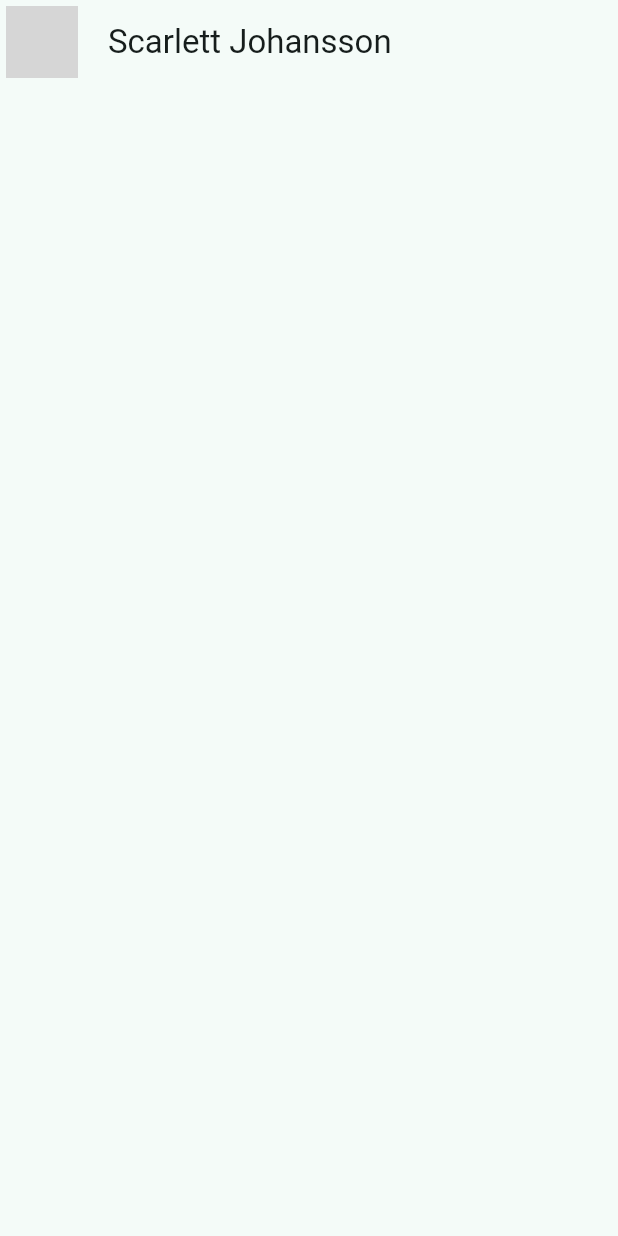
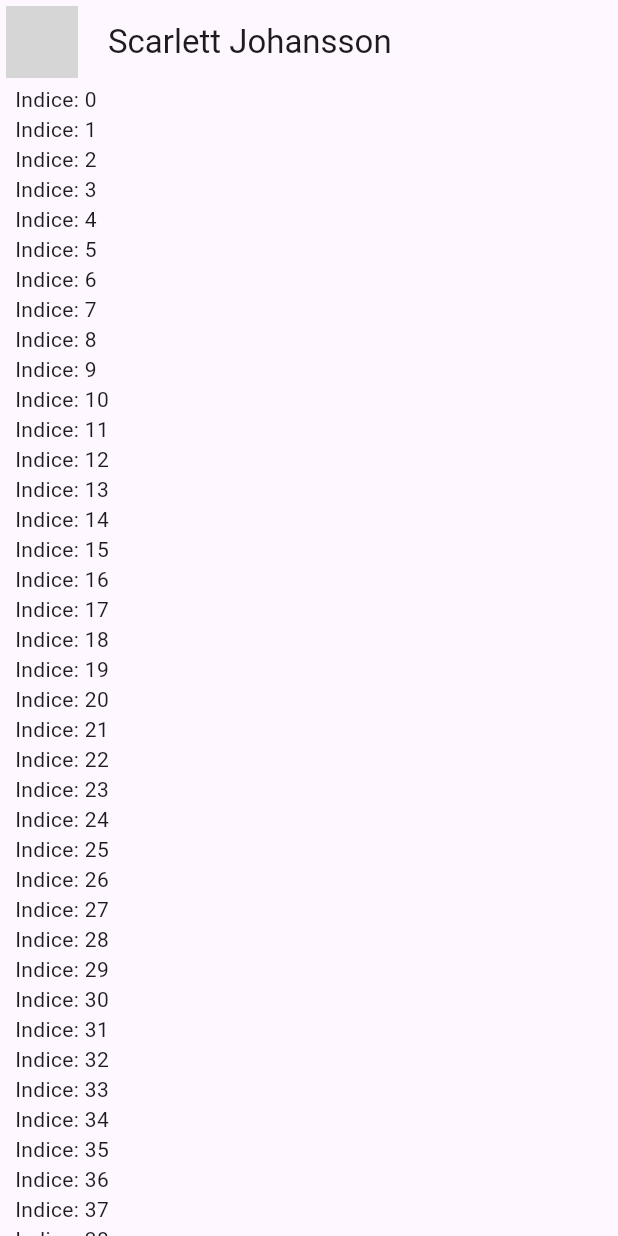
Before and after one commit to DiegoHCH/Yer-or-No, a Flutter app: the screen it shows after launch, on a phone screen of 412 x 824 dp. Run offline on Flutter 3.47's test engine with Material 2 defaults, Android fonts, the phone set to English and light mode, and no system bars; network calls fail; grey boxes are pictures that could not be loaded.

```diff
--- a/lib/main.dart
+++ b/lib/main.dart
@@ -14,7 +14,7 @@ class MyApp extends StatelessWidget {
     return MaterialApp(
       title: 'Yes No App',
       debugShowCheckedModeBanner: false,
-      theme: AppTheme(selectedColor: 8).theme(),
+      theme: AppTheme(selectedColor: 0).theme(),
       home: const ChatScreen(),
     );
   }
--- a/lib/presentation/chat/chat_screen.dart
+++ b/lib/presentation/chat/chat_screen.dart
@@ -10,12 +10,38 @@ class ChatScreen extends StatelessWidget {
         leading: const Padding(
           padding: EdgeInsets.all(4.0),
           child: CircleAvatar(
-            backgroundImage: NetworkImage('https://www.elnacional.cat/enblau/uploads/s1/40/46/30/58/scarlett-johansson.jpeg'),
+            backgroundImage: NetworkImage(
+                'https://www.elnacional.cat/enblau/uploads/s1/40/46/30/58/scarlett-johansson.jpeg'),
           ),
         ),
         title: const Text('Scarlett Johansson'),
         centerTitle: false,
       ),
+      body: const _ChatView(),
     );
   }
 }
+
+class _ChatView extends StatelessWidget {
+  const _ChatView();
+
+  @override
+  Widget build(BuildContext context) {
+    return SafeArea(
+      child: Padding(
+        padding: const EdgeInsets.symmetric(horizontal: 10),
+        child: Column(
+          children: [
+            Expanded(
+                child: ListView.builder(
+              itemCount: 100,
+              itemBuilder: (BuildContext context, int index) {
+                return Text('Indice: $index');
+              },
+            )),
+          ],
+        ),
+      ),
+    );
+  }
+}
```
